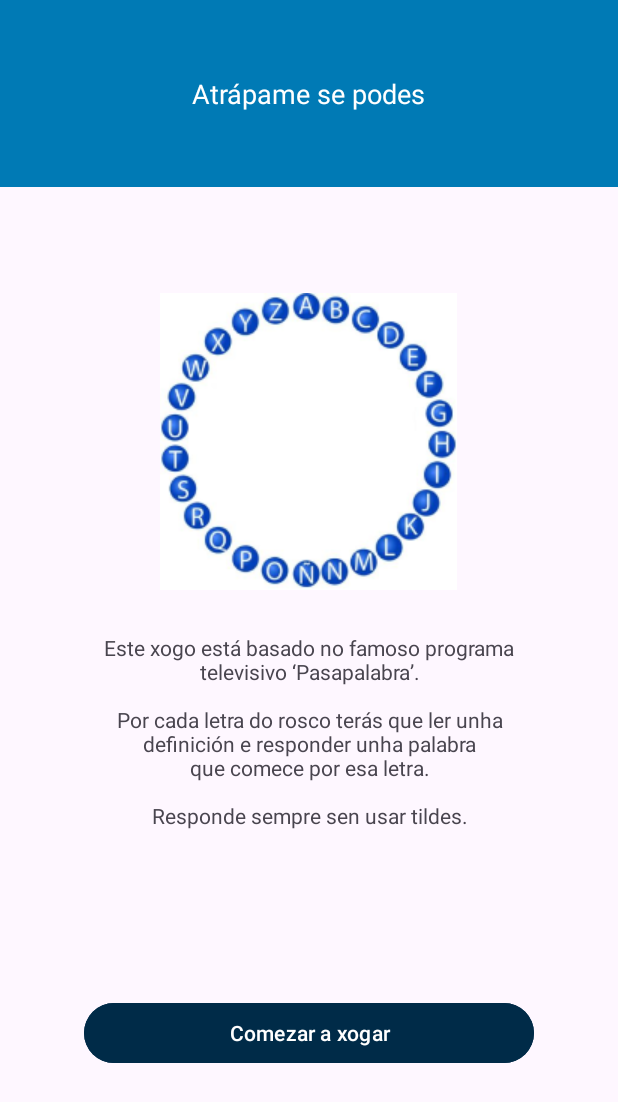
After one commit to pabloboo/Galegando21, an Android app: the PasagalegoInicioActivity screen opened directly, with no data from a screen before it, on a phone screen of 412 x 824 dp. The commit adds this screen. Shown: the top 1102 px of the screen. Run offline under Robolectric (Android 15) with nearby library versions, the phone set to English and light mode, and no system bars.

Commit message:
Pasagalego - Implementación páxina explicación

```diff
--- a/app/src/main/AndroidManifest.xml
+++ b/app/src/main/AndroidManifest.xml
@@ -12,6 +12,9 @@
         android:supportsRtl="true"
         android:theme="@style/Theme.Galegando21"
         tools:targetApi="31">
+        <activity
+            android:name=".day01Pasagalego.PasagalegoInicioActivity"
+            android:exported="false" />
         <activity
             android:name=".day03AtrapameSePodes.AtrapameSePodesResultActivity"
             android:exported="false" />
--- a/app/src/main/java/com/galegando21/MainActivity.kt
+++ b/app/src/main/java/com/galegando21/MainActivity.kt
@@ -12,6 +12,7 @@ import com.galegando21.day01Pasagalego.PasagalegoQuestionActivity
 import com.galegando21.day02Musica.MusicaActivity
 import java.util.Calendar
 import android.view.View
+import com.galegando21.day01Pasagalego.PasagalegoInicioActivity
 import com.galegando21.day03AtrapameSePodes.AtrapameSePodesInicioActivity
 
 class MainActivity : AppCompatActivity() {
@@ -42,7 +43,7 @@ class MainActivity : AppCompatActivity() {
         }.commit()
 
         day01Button.setOnClickListener {
-            Intent(this@MainActivity, PasagalegoQuestionActivity::class.java). also {
+            Intent(this@MainActivity, PasagalegoInicioActivity::class.java). also {
                 startActivity(it)
                 finish()
             }
--- /dev/null
+++ b/app/src/main/java/com/galegando21/day01Pasagalego/PasagalegoInicioActivity.kt
@@ -0,0 +1,42 @@
+package com.galegando21.day01Pasagalego
+
+import android.content.Intent
+import androidx.appcompat.app.AppCompatActivity
+import android.os.Bundle
+import android.widget.Button
+import androidx.activity.OnBackPressedCallback
+import com.galegando21.BannerFragment
+import com.galegando21.MainActivity
+import com.galegando21.R
+
+class PasagalegoInicioActivity : AppCompatActivity() {
+    private lateinit var bannerFragment: BannerFragment
+    private lateinit var comezarButton: Button
+    override fun onCreate(savedInstanceState: Bundle?) {
+        super.onCreate(savedInstanceState)
+        setContentView(R.layout.activity_pasagalego_inicio)
+
+        // Settear el banner
+        bannerFragment = supportFragmentManager.findFragmentById(R.id.bannerFragment) as BannerFragment
+        supportFragmentManager.beginTransaction().runOnCommit {
+            bannerFragment.setBannerText(getString(R.string.atrapame_se_podes))
+        }.commit()
+
+        comezarButton = findViewById(R.id.start_btn_pasagalego)
+
+        comezarButton.setOnClickListener {
+            Intent(this@PasagalegoInicioActivity, PasagalegoQuestionActivity::class.java).also {
+                startActivity(it)
+                finish()
+            }
+        }
+
+        onBackPressedDispatcher.addCallback(this, object: OnBackPressedCallback(true) {
+            override fun handleOnBackPressed() {
+                Intent(this@PasagalegoInicioActivity, MainActivity::class.java).also {
+                    startActivity(it)
+                }
+            }
+        })
+    }
+}
--- a/app/src/main/java/com/galegando21/day01Pasagalego/PasagalegoQuestionActivity.kt
+++ b/app/src/main/java/com/galegando21/day01Pasagalego/PasagalegoQuestionActivity.kt
@@ -72,7 +72,7 @@ class PasagalegoQuestionActivity : AppCompatActivity() {
 
         onBackPressedDispatcher.addCallback(this, object: OnBackPressedCallback(true) {
             override fun handleOnBackPressed() {
-                Intent(this@PasagalegoQuestionActivity, MainActivity::class.java).also {
+                Intent(this@PasagalegoQuestionActivity, PasagalegoInicioActivity::class.java).also {
                     startActivity(it)
                 }
             }
--- /dev/null
+++ b/app/src/main/res/layout/activity_pasagalego_inicio.xml
@@ -0,0 +1,52 @@
+<?xml version="1.0" encoding="utf-8"?>
+<androidx.constraintlayout.widget.ConstraintLayout xmlns:android="http://schemas.android.com/apk/res/android"
+    xmlns:app="http://schemas.android.com/apk/res-auto"
+    xmlns:tools="http://schemas.android.com/tools"
+    android:layout_width="match_parent"
+    android:layout_height="match_parent"
+    tools:context=".day01Pasagalego.PasagalegoInicioActivity">
+
+    <androidx.fragment.app.FragmentContainerView
+        android:id="@+id/bannerFragment"
+        android:name="com.galegando21.BannerFragment"
+        android:layout_width="match_parent"
+        android:layout_height="wrap_content"
+        android:layout_gravity="top"
+        app:layout_constraintTop_toTopOf="parent"/>
+
+    <ImageView
+        android:layout_width="wrap_content"
+        android:layout_height="wrap_content"
+        android:src="@drawable/rosco_pasagalego"
+        app:layout_constraintBottom_toTopOf="@+id/pasagalego_description_tv"
+        app:layout_constraintEnd_toEndOf="parent"
+        app:layout_constraintHorizontal_bias="0.497"
+        app:layout_constraintStart_toStartOf="parent"
+        app:layout_constraintTop_toBottomOf="@+id/bannerFragment"
+        app:layout_constraintVertical_bias="0.713" />
+
+    <TextView
+        android:id="@+id/pasagalego_description_tv"
+        android:layout_width="wrap_content"
+        android:layout_height="wrap_content"
+        android:text="@string/pasagalego_explicacion"
+        android:textAlignment="center"
+        app:layout_constraintBottom_toBottomOf="parent"
+        app:layout_constraintEnd_toEndOf="parent"
+        app:layout_constraintStart_toStartOf="parent"
+        app:layout_constraintTop_toTopOf="parent"
+        app:layout_constraintVertical_bias="0.609" />
+
+    <Button
+        android:id="@+id/start_btn_pasagalego"
+        android:layout_width="300dp"
+        android:layout_height="wrap_content"
+        android:gravity="center"
+        android:backgroundTint="@color/secondaryBlue"
+        android:text="@string/comezar_a_xogar"
+        app:layout_constraintBottom_toBottomOf="parent"
+        app:layout_constraintEnd_toEndOf="parent"
+        app:layout_constraintStart_toStartOf="parent"
+        app:layout_constraintTop_toBottomOf="@+id/pasagalego_description_tv" />
+
+</androidx.constraintlayout.widget.ConstraintLayout>
--- a/app/src/main/res/values/strings.xml
+++ b/app/src/main/res/values/strings.xml
@@ -11,5 +11,6 @@
     <string name="atrapame_se_podes">Atrápame se podes</string>
     <string name="comezar_a_xogar">Comezar a xogar</string>
     <string name="day03_text">Día 3 - Atrápame se podes</string>
+    <string name="pasagalego_explicacion">Este xogo está basado no famoso programa\ntelevisivo ‘Pasapalabra’.\n\nPor cada letra do rosco terás que ler unha\ndefinición e responder unha palabra\nque comece por esa letra.\n\nResponde sempre sen usar tildes.</string>
 
 </resources>
```
